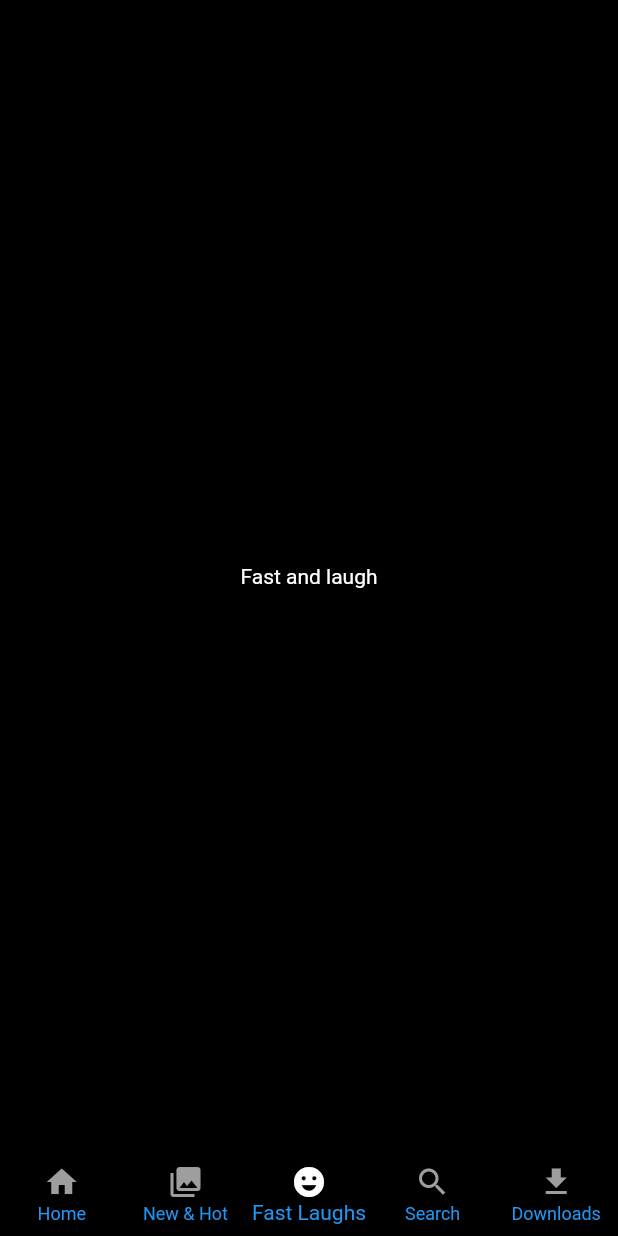
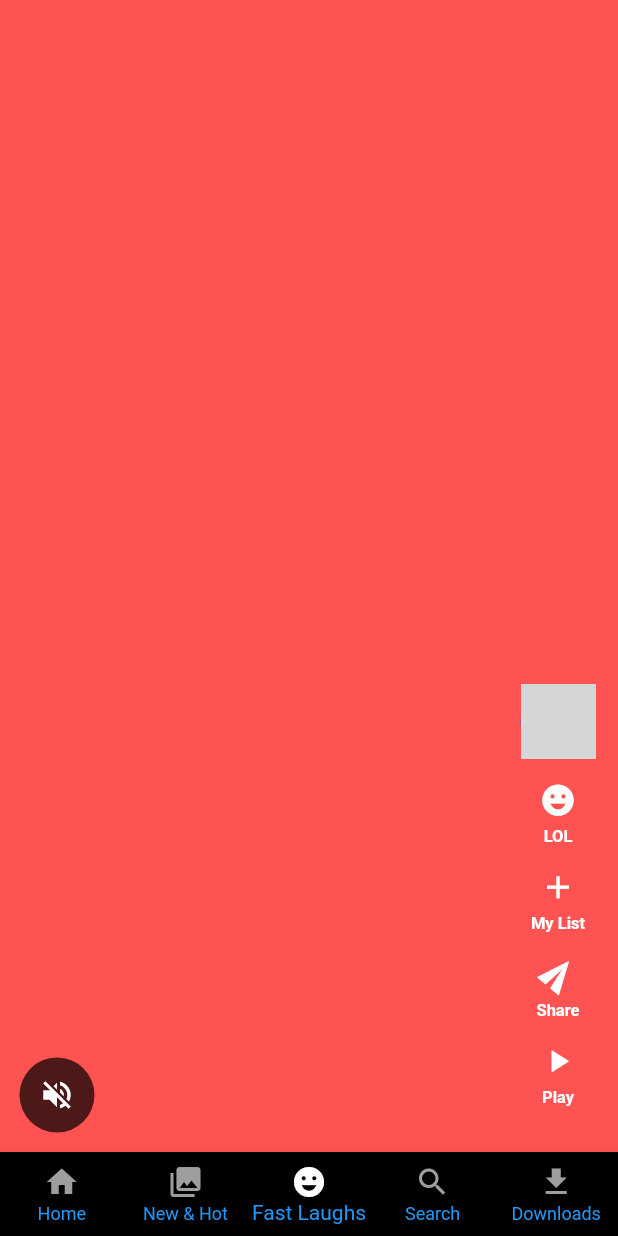
Before and after one commit to salahvk/Netflix, a Flutter app: the screen it shows after launch, item 3 of the bottom bar chosen, on a phone screen of 412 x 824 dp. Run offline on Flutter 3.47's test engine with Material 2 defaults, Android fonts, the phone set to English and light mode, and no system bars; network calls fail; grey boxes are pictures that could not be loaded.

Commit message:
Modified fast and laughs page

```diff
--- a/lib/presentation/fast_Laughs/fast_laughs.dart
+++ b/lib/presentation/fast_Laughs/fast_laughs.dart
@@ -1,4 +1,8 @@
+import 'dart:math';
+
 import 'package:flutter/material.dart';
+import 'package:netflix/presentation/download/core/color.dart';
+import 'package:netflix/presentation/download/core/constants.dart';
 
 class Fast extends StatelessWidget {
   const Fast({Key? key}) : super(key: key);
@@ -6,9 +10,102 @@ class Fast extends StatelessWidget {
   @override
   Widget build(BuildContext context) {
     return Scaffold(
-      body: Center(
-        child: Text('Fast and laugh'),
-      ),
+        body: PageView(
+      children: List.generate(
+          10,
+          (index) => Stack(
+                children: [
+                  Container(
+                    child: Align(
+                      alignment: Alignment.bottomLeft,
+                      child: Row(
+                        children: [
+                          Padding(
+                            padding: const EdgeInsets.all(13.0),
+                            child: CircleAvatar(
+                                backgroundColor: kblack.withOpacity(0.7),
+                                radius: 25,
+                                child: Icon(
+                                  Icons.volume_off,
+                                  color: kwhite,
+                                )),
+                          )
+                        ],
+                      ),
+                    ),
+                    color: Colors.accents[index],
+                  ),
+                  Align(
+                    alignment: Alignment.bottomRight,
+                    child: Padding(
+                      padding: const EdgeInsets.all(15.0),
+                      child: Column(
+                        mainAxisAlignment: MainAxisAlignment.end,
+                        children: [
+                          CircleAvatar(
+                            radius: 25,
+                            backgroundImage: NetworkImage(
+                                "https://th.bing.com/th/id/OIP.kZ5pi91lDwwFZolIwl5gmwHaJQ?pid=ImgDet&rs=1"),
+                          ),
+                          kheight,
+                          IconsLaugh(
+                            icon: Icons.emoji_emotions,
+                            title: 'LOL',
+                          ),
+                          IconsLaugh(icon: Icons.add, title: 'My List'),
+                          IconsLaugh(
+                            icon: Icons.send,
+                            title: 'Share',
+                            x: -50,
+                          ),
+                          IconsLaugh(
+                            icon: Icons.play_arrow,
+                            title: 'Play',
+                          )
+                        ],
+                      ),
+                    ),
+                  )
+                ],
+              )),
+    ));
+  }
+}
+
+class IconsLaugh extends StatelessWidget {
+  const IconsLaugh(
+      {Key? key,
+      required this.icon,
+      required this.title,
+      this.x = 0,
+      this.size = 25})
+      : super(key: key);
+  final IconData icon;
+  final String title;
+  final double x;
+  final double size;
+
+  @override
+  Widget build(BuildContext context) {
+    return Column(
+      children: [
+        Transform.rotate(
+          angle: x * pi / 180,
+          child: Icon(
+            icon,
+            size: size,
+            color: kwhite,
+          ),
+        ),
+        SizedBox(
+          height: 5,
+        ),
+        Text(
+          title,
+          style: TextStyle(fontSize: 11, fontWeight: FontWeight.w600),
+        ),
+        kheight
+      ],
     );
   }
 }
```
